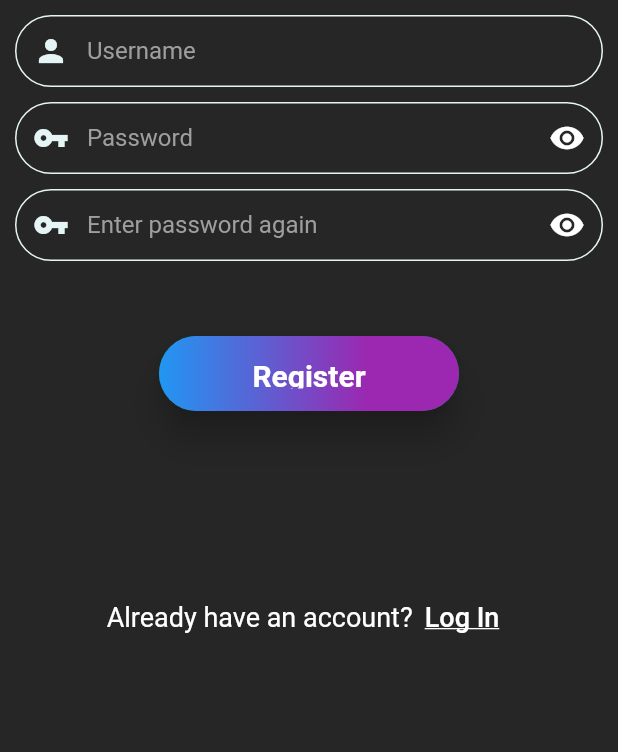
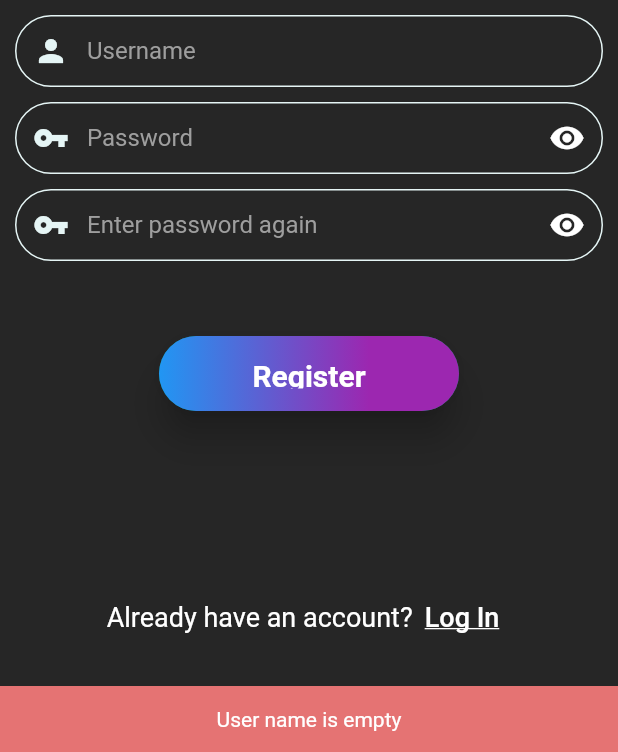
Before and after one commit to thinhnguyenphuc/LetTutor, a Flutter app: the RegisterPage screen opened directly, after a tap on "Register", on a phone screen of 412 x 824 dp, the part 484-1236 px from its top. Run offline on Flutter 3.47's test engine with Material 2 defaults, Android fonts, the phone set to English and light mode, and no system bars; our stand-ins replace animated_splash_screen, flutter_keyboard_visibility, flutter_rating_bar, font_awesome_flutter; missing offline and left inert: flag, flutter_keyboard_visibility_web; network calls fail; Roboto replaces fonts that are missing (Montserrat).

Commit message:
Finish register flow

```diff
--- /dev/null
+++ b/lib/models/ServiceMessageModel.dart
@@ -0,0 +1,25 @@
+import 'dart:convert';
+
+ServiceMessage serviceMessageFromJson(String str) => ServiceMessage.fromJson(json.decode(str));
+
+String serviceMessageToJson(ServiceMessage data) => json.encode(data.toJson());
+
+class ServiceMessage {
+  ServiceMessage({
+    required this.statusCode,
+    required this.message,
+  });
+
+  final int statusCode;
+  final String message;
+
+  factory ServiceMessage.fromJson(Map<String, dynamic> json) => ServiceMessage(
+    statusCode: json["statusCode"],
+    message: json["message"],
+  );
+
+  Map<String, dynamic> toJson() => {
+    "statusCode": statusCode,
+    "message": message,
+  };
+}
--- a/lib/resources/Strings.dart
+++ b/lib/resources/Strings.dart
@@ -20,4 +20,7 @@ class Strings {
   static String sendResetLink = "Send reset link";
   static String resetPassword = "Reset Password";
   static String resetPasswordContent = "Please enter your email address to search for your account";
+  static String passwordAndRePasswordNotMatch = "Password and RePassword not match";
+  static String userNameEmpty = "User name is empty";
+  static String sendEmailToConfirmation = "An email is send to your email address to confirm your account";
 }
--- a/lib/view_models/LoginViewModel.dart
+++ b/lib/view_models/LoginViewModel.dart
@@ -1,9 +1,10 @@
 import 'package:flutter/material.dart';
 
 import '../data_sources/api_services.dart';
+import '../models/ServiceMessageModel.dart';
 
 class LoginViewModel with ChangeNotifier {
-  Future<String> login(String username, String password) async {
+  Future<ServiceMessage> login(String username, String password) async {
     return await ApiServices().login(username, password);
   }
 }
--- /dev/null
+++ b/lib/view_models/RegisterViewModel.dart
@@ -0,0 +1,10 @@
+import 'package:flutter/material.dart';
+
+import '../data_sources/api_services.dart';
+import '../models/ServiceMessageModel.dart';
+
+class RegisterViewModel with ChangeNotifier {
+  Future<ServiceMessage> register(String username, String password) async {
+    return await ApiServices().register(username, password);
+  }
+}
--- a/lib/views/Register.dart
+++ b/lib/views/Register.dart
@@ -1,12 +1,15 @@
+
 import 'package:flutter/material.dart';
 import 'package:flutter_keyboard_visibility/flutter_keyboard_visibility.dart';
 import 'package:project/resources/Strings.dart';
 import 'package:project/widgets/CustomButton.dart';
-import 'package:project/widgets/CustomCheckBox.dart';
 import 'package:project/widgets/CustomTextField.dart';
 import 'package:project/widgets/CustomTextLink.dart';
 import 'package:project/widgets/HeroAnimation.dart';
 
+import '../Utils.dart';
+import '../models/ServiceMessageModel.dart';
+import '../view_models/RegisterViewModel.dart';
 import 'Login.dart';
 
 class RegisterPage extends StatefulWidget {
@@ -19,9 +22,29 @@ class RegisterPage extends StatefulWidget {
 class _RegisterPageState extends State<RegisterPage> {
   TextStyle style = const TextStyle(fontFamily: 'Montserrat', fontSize: 20.0);
   bool hidePass = true;
-
+  final RegisterViewModel _registerViewModel = RegisterViewModel();
+  final TextEditingController _emailController = TextEditingController();
+  final TextEditingController _passwordController = TextEditingController();
+  final TextEditingController _rePasswordController = TextEditingController();
+  final TextEditingController _usernameController = TextEditingController();
   @override
   Widget build(BuildContext context) {
+
+    Future<void> registerUser() async {
+      ServiceMessage res = await _registerViewModel.register(
+        _emailController.text,
+        _passwordController.text,
+      );
+      ScaffoldMessenger.of(context).hideCurrentSnackBar();
+      if (res.statusCode == 201) {
+        Utils.showSnackBar(context,Strings.sendEmailToConfirmation,  Colors.lightGreenAccent.shade100);
+        Navigator.push(
+            context, MaterialPageRoute(builder: (context) => const LoginPage()));
+      } else {
+        Utils.showSnackBar(context,res.message,  Colors.red.shade300);
+      }
+    }
+
     final logoField = IconHero(
         tag: "logo",
         child: KeyboardVisibilityBuilder(builder: (context, isKeyboardVisible) {
@@ -39,12 +62,14 @@ class _RegisterPageState extends State<RegisterPage> {
       iconData: Icons.email,
       hintText: Strings.email,
       autoFocus: false,
+      textEditingController: _emailController,
     );
 
     final usernameField = IconInputField(
       iconData: Icons.person,
       hintText: Strings.userName,
       autoFocus: false,
+      textEditingController: _usernameController,
     );
 
     final passwordField = IconInputField(
@@ -53,6 +78,7 @@ class _RegisterPageState extends State<RegisterPage> {
       hintText: Strings.password,
       autoFocus: false,
       passField: true,
+      textEditingController: _passwordController,
       hidePassButton: IconButton(
           icon: Icon(
             hidePass ? Icons.visibility : Icons.visibility_off,
@@ -71,6 +97,7 @@ class _RegisterPageState extends State<RegisterPage> {
       hintText: Strings.rePassword,
       autoFocus: false,
       passField: true,
+      textEditingController: _rePasswordController,
       hidePassButton: IconButton(
           icon: Icon(
             hidePass ? Icons.visibility : Icons.visibility_off,
@@ -83,20 +110,6 @@ class _RegisterPageState extends State<RegisterPage> {
           }),
     );
 
-    final rememberField = TextCheckbox(
-      textStyle: style.copyWith(color: Colors.white, fontSize: 15),
-      text: Strings.rememberMe,
-    );
-
-    final forgotPasswordField = PartialLinkText(
-      linkText: Strings.forgotPassword,
-      color: Colors.white,
-      fontSize: 15,
-      onLinkClickedCallback: () {
-        Navigator.pushNamed(context, '/login');
-      },
-    );
-
     final registerButton = IconWithTextButton(
       text: Strings.signUp,
       textAlign: TextAlign.center,
@@ -107,7 +120,20 @@ class _RegisterPageState extends State<RegisterPage> {
       textStyle:
           style.copyWith(color: Colors.white, fontWeight: FontWeight.bold),
       onPressedCallback: () {
-        Navigator.pushNamed(context, "/homepage");
+        FocusManager.instance.primaryFocus?.unfocus();
+        if(_usernameController.text.isEmpty) {
+          ScaffoldMessenger.of(context).showSnackBar(SnackBar(
+            content: Text(Strings.userNameEmpty, textAlign: TextAlign.center,),
+            backgroundColor: Colors.red.shade300,
+          ));
+        } else if(_passwordController.text != _rePasswordController.text){
+          ScaffoldMessenger.of(context).showSnackBar(SnackBar(
+            content: Text(Strings.passwordAndRePasswordNotMatch, textAlign: TextAlign.center,),
+            backgroundColor: Colors.red.shade300,
+          ));
+        }else {
+          registerUser();
+        }
       },
     );
 
```
Also changed, not shown: lib/Utils.dart (added, +10 -0 lines), lib/data_sources/api_services.dart (+42 -12 lines), lib/views/Login.dart (+6 -7 lines), 2 other files.
